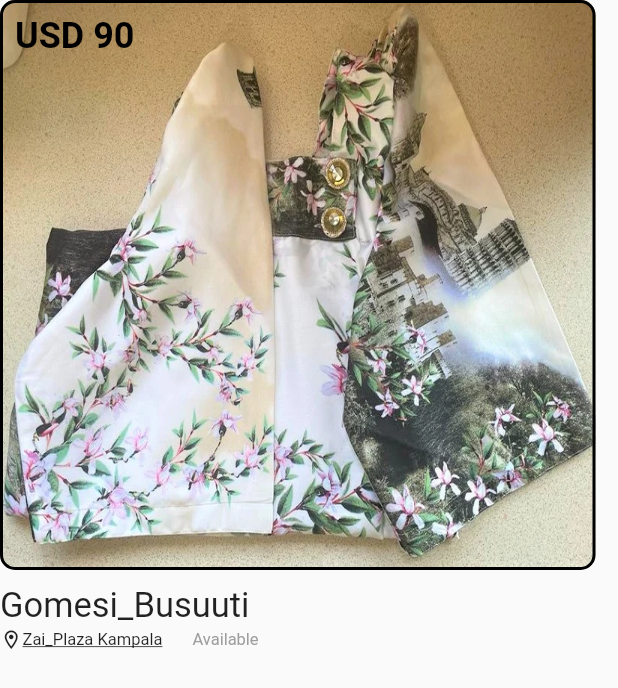
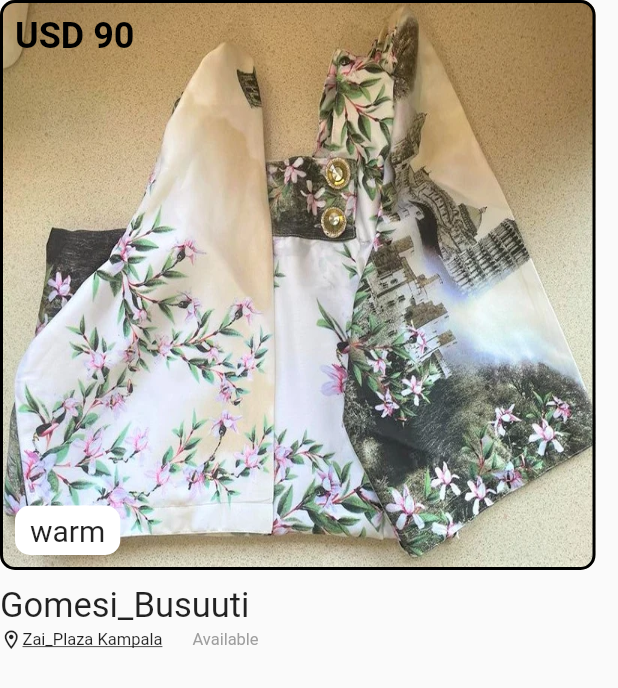
Before and after one commit to Marcollins2/kiwi_app, a Flutter app: the HomeEventContainer widget shown alone on an empty page, opened directly with sample values from the repository, on a phone screen of 412 x 824 dp. Shown: the top 688 px of the screen. Run offline on Flutter 3.47's test engine with Material 2 defaults, Android fonts, the light colour scheme and no system bars; our stand-ins replace appwrite, camera, get, get_storage; missing offline and left inert: tflite; accounts and stored records are empty; network calls fail.

Commit message:
clean up home ui abit

```diff
--- a/lib/Modules/Data.dart
+++ b/lib/Modules/Data.dart
@@ -35,7 +35,7 @@ List<Event> cultureTabCentralRegionItems = [
     location: 'Zai_Plaza Kampala',
     cost: 'USD 90',
     available: 12,
-    tone: ["warm", "cool", "dark"],
+    tone: ["warm"],
     about:
         'Great wear for all kwanjula functions cutting across multiple regions in Uganda',
   ),
@@ -62,7 +62,7 @@ List<Event> cultureTabCentralRegionItems = [
     location: 'Zai_Plaza Kampala',
     cost: 'USD 90',
     available: 23,
-    tone: ["warm", "cool"],
+    tone: ["cool"],
     about:
         'The way you dress speaks alot about you. Get this glamourous attire for the utmost respect',
   ),
@@ -76,7 +76,7 @@ List<Event> cultureTabCentralRegionItems = [
     location: 'Zai_Plaza Kampala',
     cost: 'USD 50',
     available: 3,
-    tone: ["warm", "cool", "dark"],
+    tone: ["dark"],
     about: 'Embrace tradition always',
   ),
 ];
--- a/lib/Widgets/HomeEventContainer.dart
+++ b/lib/Widgets/HomeEventContainer.dart
@@ -38,13 +38,40 @@ class HomeEventContainer extends StatelessWidget {
                 image: AssetImage(event.image),
               ),
             ),
-            child: Text(
+            child: Column(
+              mainAxisAlignment: MainAxisAlignment.spaceBetween,
+              crossAxisAlignment: CrossAxisAlignment.start,
+              children: [
+                Text(
                   event.cost,
                   style: TextStyle(
                     color: Colors.black,
                     fontWeight: FontWeight.bold,
                     fontSize: 24,
                   ),
+                ),
+                event.tone
+                    .map(
+                      (e) => Container(
+                        padding: EdgeInsets.symmetric(
+                          horizontal: 10,
+                          vertical: 5,
+                        ),
+                        decoration: BoxDecoration(
+                          color: Colors.white,
+                          borderRadius: BorderRadius.circular(10),
+                        ),
+                        child: Text(
+                          e,
+                          style: TextStyle(
+                            fontSize: 20,
+                          ),
+                        ),
+                      ),
+                    )
+                    .toList()
+                    .first,
+              ],
             ),
           ),
           SizedBox(height: 10),
```
Also changed, not shown: lib/Screens/HomeScreen.dart (+28 -62 lines). Lines whose indentation alone changed are shown as unchanged.
